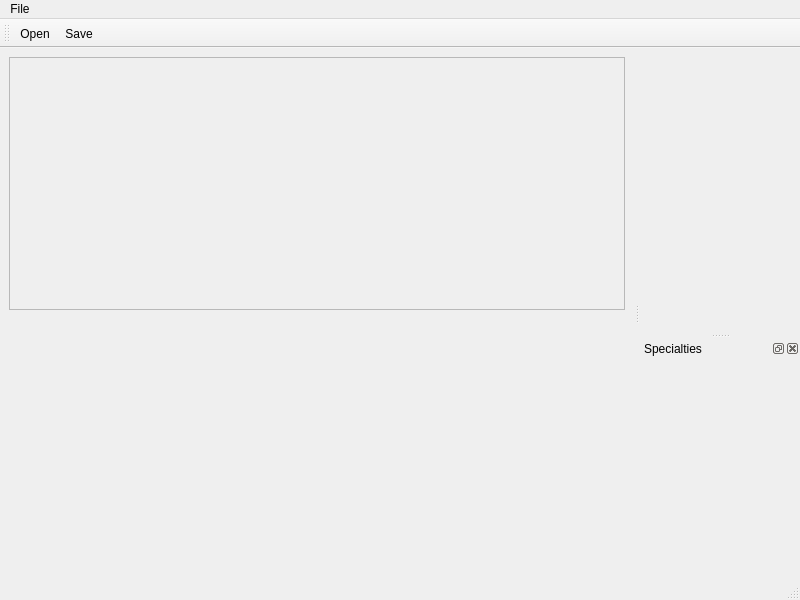
The window that ui/MainWindow.ui (Kamduis/SoulCreator) describes before a commit, drawn with Qt 5.
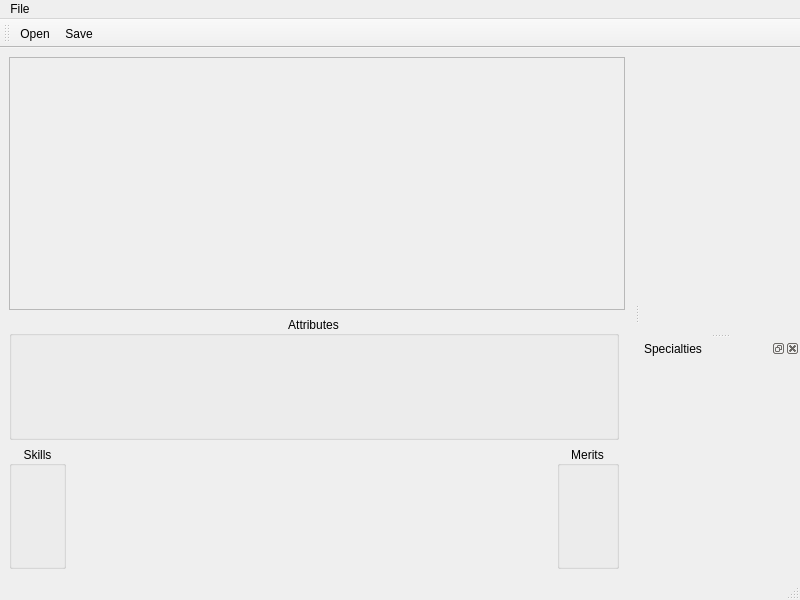
The same window after the commit.

Commit message:
Rudimentäre Auswahl von Merits möglich.
Speichern von Merits jetzt rudimentär möglich. Noch keine vernünftige
Benutzerschnittstelle für die Auswahl von Merits. Aber Untrtützung von
Merits mit zusätzlichem Text (bspw. Language).

Patch:
```diff
--- a/ui/MainWindow.ui
+++ b/ui/MainWindow.ui
@@ -54,7 +54,13 @@
            <number>0</number>
           </property>
           <item>
-           <widget class="QFrame" name="frame_attributes">
+           <widget class="QGroupBox" name="groupBox_attributes">
+            <property name="title">
+             <string>Attributes</string>
+            </property>
+            <property name="alignment">
+             <set>Qt::AlignCenter</set>
+            </property>
             <layout class="QVBoxLayout" name="layout_attributes"/>
            </widget>
           </item>
@@ -65,13 +71,19 @@
               <number>0</number>
              </property>
              <item>
-              <widget class="QFrame" name="frame_skills">
+              <widget class="QGroupBox" name="groupBox_skills">
                <property name="sizePolicy">
                 <sizepolicy hsizetype="Minimum" vsizetype="Preferred">
                  <horstretch>0</horstretch>
                  <verstretch>0</verstretch>
                 </sizepolicy>
                </property>
+               <property name="title">
+                <string>Skills</string>
+               </property>
+               <property name="alignment">
+                <set>Qt::AlignCenter</set>
+               </property>
                <layout class="QVBoxLayout" name="layout_skills"/>
               </widget>
              </item>
@@ -89,7 +101,13 @@
               </spacer>
              </item>
              <item>
-              <widget class="QFrame" name="frame_merits">
+              <widget class="QGroupBox" name="groupBox_merits">
+               <property name="title">
+                <string>Merits</string>
+               </property>
+               <property name="alignment">
+                <set>Qt::AlignCenter</set>
+               </property>
                <layout class="QVBoxLayout" name="layout_merits"/>
               </widget>
              </item>
```
The commit also changes 13 other files.
